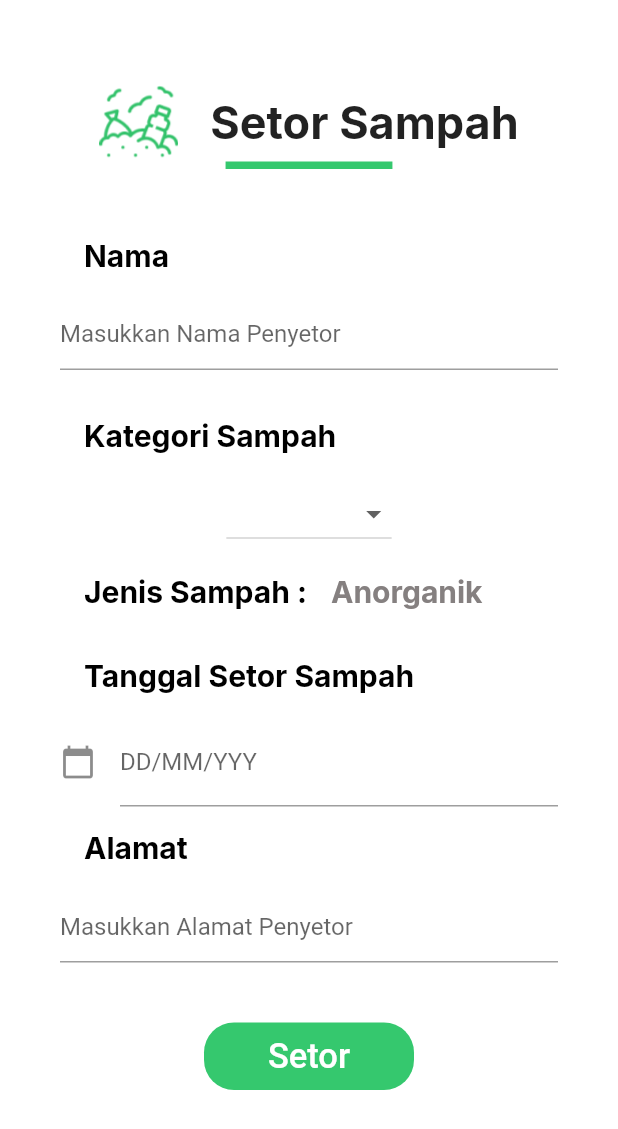
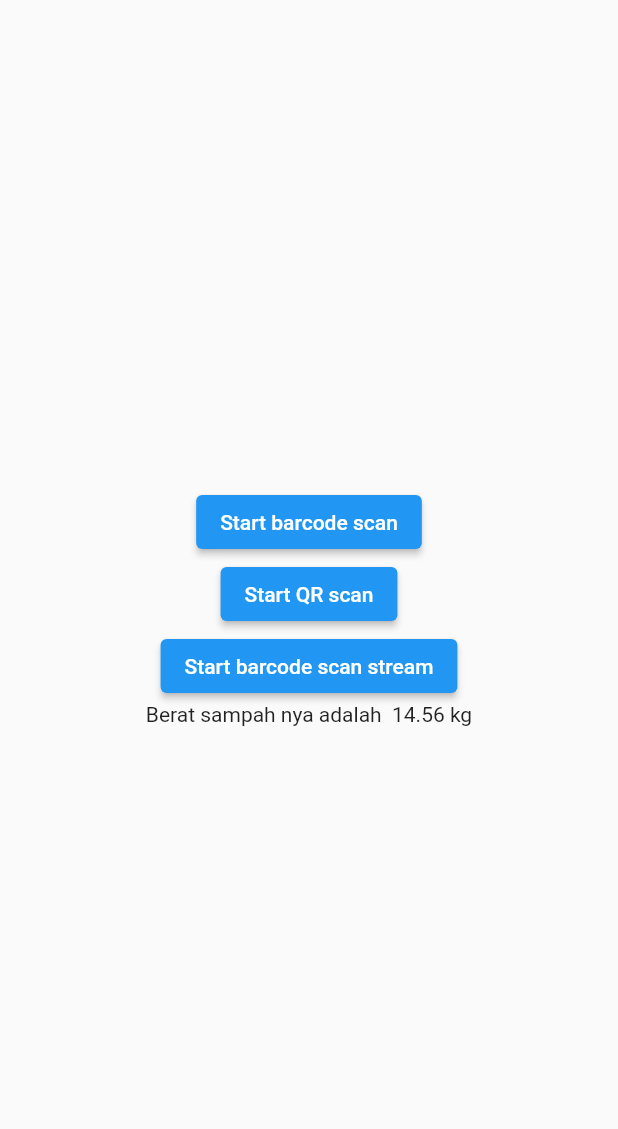
Before and after one commit to ShakaArs/Apotech, a Flutter app: the screen it shows after launch, on a phone screen of 412 x 824 dp. Shown: the top 1129 px of the screen. Run offline on Flutter 3.47's test engine with Material 2 defaults, Android fonts, the phone set to English and light mode, and no system bars; our stand-ins replace flutter_svg, get, google_fonts, google_nav_bar; missing offline and left inert: flutter_barcode_scanner.

Commit message:
Fitur Scan Barcode

```diff
--- /dev/null
+++ b/lib/app/modules/scan/views/scan_view.dart
@@ -0,0 +1,74 @@
+import 'dart:ui';
+import 'package:flutter/material.dart';
+import 'package:flutter/services.dart';
+import 'package:flutter_barcode_scanner/flutter_barcode_scanner.dart';
+import 'package:get/get.dart';
+import 'package:siresma/app/common/custom_textformfield.dart';
+import 'package:siresma/app/common/colors.dart';
+import 'package:google_fonts/google_fonts.dart';
+import '../../../common/button.dart';
+import '../controllers/scan_controller.dart';
+
+class ScanView extends GetView<ScanController> {
+  Future<void> scanBarcodeNormal() async {
+    String barcodeScanRes;
+    try {
+      barcodeScanRes = await FlutterBarcodeScanner.scanBarcode(
+          '#ff6666', 'Cancel', true, ScanMode.BARCODE);
+      debugPrint(barcodeScanRes);
+    } on PlatformException {
+      barcodeScanRes = 'Failed to get platform version.';
+    }
+    // Get Variable text
+    // if (!mounted) return;
+    // setState((){
+    //   scanBarcodeResult = barcodeScanRes;});
+    // }
+  }
+
+  Future<void> scanQR() async {
+    String barcodeScanRes;
+    try {
+      barcodeScanRes = await FlutterBarcodeScanner.scanBarcode(
+          '#ff6666', 'Cancel', true, ScanMode.QR);
+      debugPrint(barcodeScanRes);
+    } on PlatformException {
+      barcodeScanRes = 'Failed to get platform version.';
+    }
+  }
+
+  Future<void> startBarcodeScanStream() async {
+    FlutterBarcodeScanner.getBarcodeStreamReceiver(
+            '#ff6666', 'Cancel', true, ScanMode.BARCODE)!
+        .listen((barcode) => debugPrint(barcode));
+  }
+
+  @override
+  Widget build(BuildContext context) {
+    String? selectedValue;
+    final MediaQueryWidth = MediaQuery.of(context).size.width;
+    return Scaffold(
+      body: Builder(
+          builder: (context) => Container(
+                alignment: Alignment.center,
+                child: Flex(
+                  direction: Axis.vertical,
+                  mainAxisAlignment: MainAxisAlignment.center,
+                  children: [
+                    ElevatedButton(
+                        onPressed: scanBarcodeNormal,
+                        child: const Text('Start barcode scan')),
+                    ElevatedButton(
+                        onPressed: scanQR, child: const Text('Start QR scan')),
+                    ElevatedButton(
+                        onPressed: startBarcodeScanStream,
+                        child: const Text('Start barcode scan stream')),
+                    Text('Berat sampah nya adalah  14.56 kg\n'),
+                    //Hasil scan yang barcodeee
+                    // Text('Scan Result : $scanBarcodeResult\n'),
+                  ],
+                ),
+              )),
+    );
+  }
+}
--- a/lib/app/routes/app_pages.dart
+++ b/lib/app/routes/app_pages.dart
@@ -1,6 +1,8 @@
 import 'package:get/get.dart';
 import 'package:siresma/app/modules/profil/bindings/profil_binding.dart';
 import 'package:siresma/app/modules/profil/views/profil_view.dart';
+import 'package:siresma/app/modules/scan/bindings/scan_binding.dart';
+import 'package:siresma/app/modules/scan/views/scan_view.dart';
 import 'package:siresma/app/modules/setor/bindings/setor_binding.dart';
 import 'package:siresma/app/modules/setor/views/setor_view.dart';
 import 'package:siresma/app/modules/tabungan/bindings/tabungan_binding.dart';
@@ -20,7 +22,7 @@ part 'app_routes.dart';
 class AppPages {
   AppPages._();
 
-  static const INITIAL = Routes.SETOR;
+  static const INITIAL = Routes.SCAN;
 
   static final routes = [
     GetPage(
@@ -58,5 +60,10 @@ class AppPages {
       page: () => const TabunganView(),
       binding: TabunganBinding(),
     ),
+    GetPage(
+      name: _Paths.SCAN,
+      page: () =>  ScanView(),
+      binding: ScanBinding(),
+    ),
   ];
 }
--- a/lib/app/routes/app_routes.dart
+++ b/lib/app/routes/app_routes.dart
@@ -10,6 +10,7 @@ abstract class Routes {
   static const SETOR = _Paths.SETOR;
   static const TABUNGAN = _Paths.TABUNGAN;
   static const PROFIL = _Paths.PROFIL;
+  static const SCAN = _Paths.SCAN;
 }
 
 abstract class _Paths {
@@ -21,4 +22,5 @@ abstract class _Paths {
   static const PROFIL = '/profil';
   static const SETOR = '/setor';
   static const TABUNGAN = '/tabungan';
+  static const SCAN = '/scan';
 }
--- a/pubspec.yaml
+++ b/pubspec.yaml
@@ -15,6 +15,7 @@ dependencies:
     sdk: flutter
   google_nav_bar: ^5.0.6
   intl: ^0.17.0
+  flutter_barcode_scanner: ^2.0.0
 
 dev_dependencies:
   flutter_lints: ^2.0.0
```
Also changed, not shown: lib/app/modules/scan/bindings/scan_binding.dart (added, +12 -0 lines), lib/app/modules/scan/controllers/scan_controller.dart (added, +23 -0 lines), lib/app/modules/scan/scan/bindings/scan_binding.dart (added, +12 -0 lines), lib/app/modules/scan/scan/controllers/scan_controller.dart (added, +23 -0 lines), pubspec.lock.
